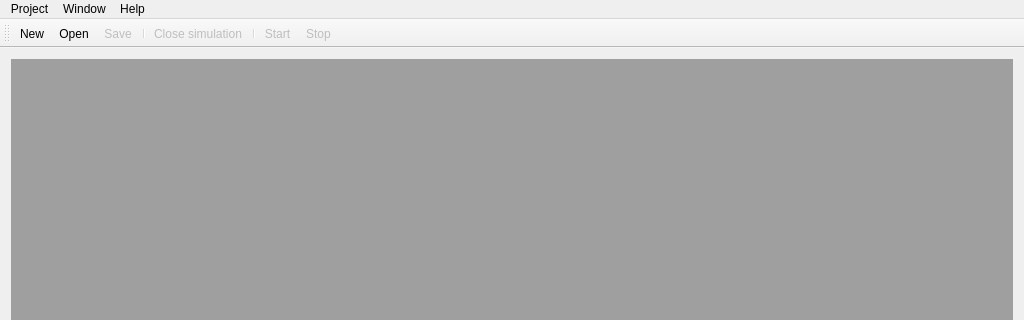
Qt form src/gui/mainwindow.ui (GENIVI/CANdevStudio) before a commit; both pictures show x 0 to 1024 and y 0 to 320 of the 1024 by 768 pixel window.
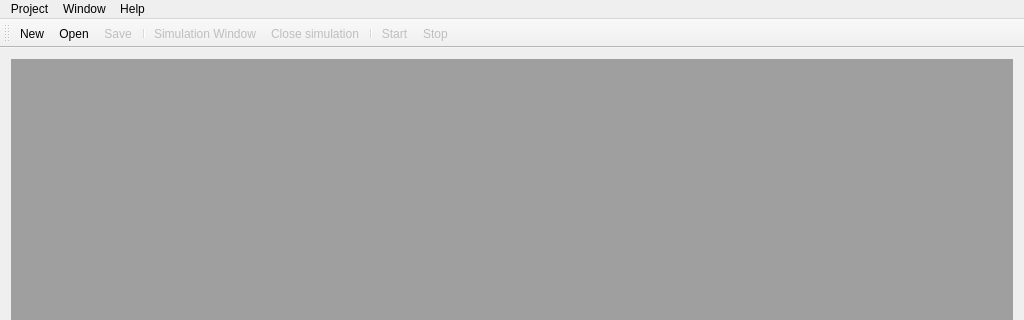
The same form after that commit.

Commit message: Fixing subwindows handling in MDI area

Patch:
```diff
--- a/src/gui/mainwindow.ui
+++ b/src/gui/mainwindow.ui
@@ -54,6 +54,7 @@
    <addaction name="actionLoad"/>
    <addaction name="actionSave"/>
    <addaction name="separator"/>
+   <addaction name="actionSimulation"/>
    <addaction name="actionClose"/>
    <addaction name="separator"/>
    <addaction name="actionStart"/>
@@ -196,6 +197,14 @@
     <string>Ctrl+W</string>
    </property>
   </action>
+  <action name="actionSimulation">
+   <property name="enabled">
+    <bool>false</bool>
+   </property>
+   <property name="text">
+    <string>Simulation Window</string>
+   </property>
+  </action>
  </widget>
  <layoutdefault spacing="6" margin="11"/>
  <resources/>
```
Left out of the diff: 2 changed lines with no effect on the pictures. The commit also changes 2 other files.
